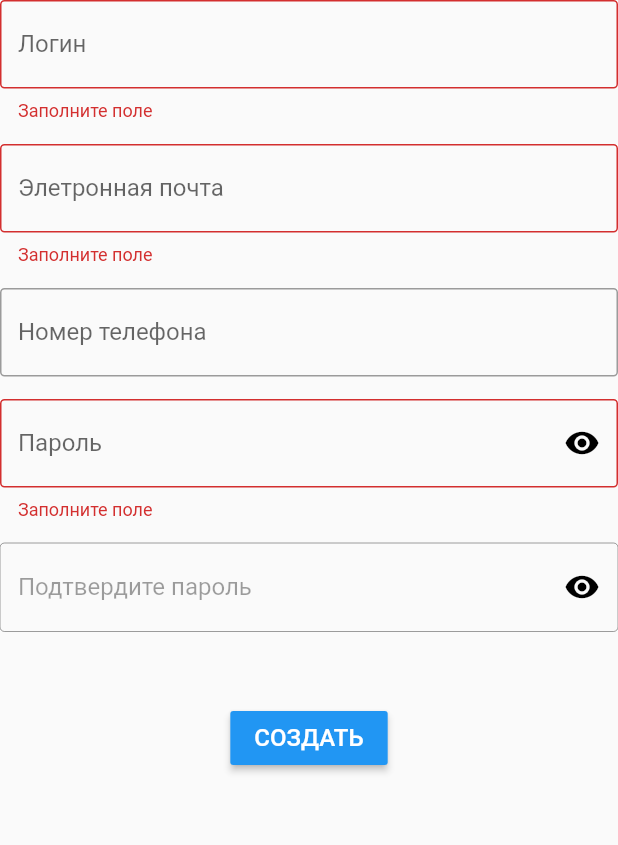
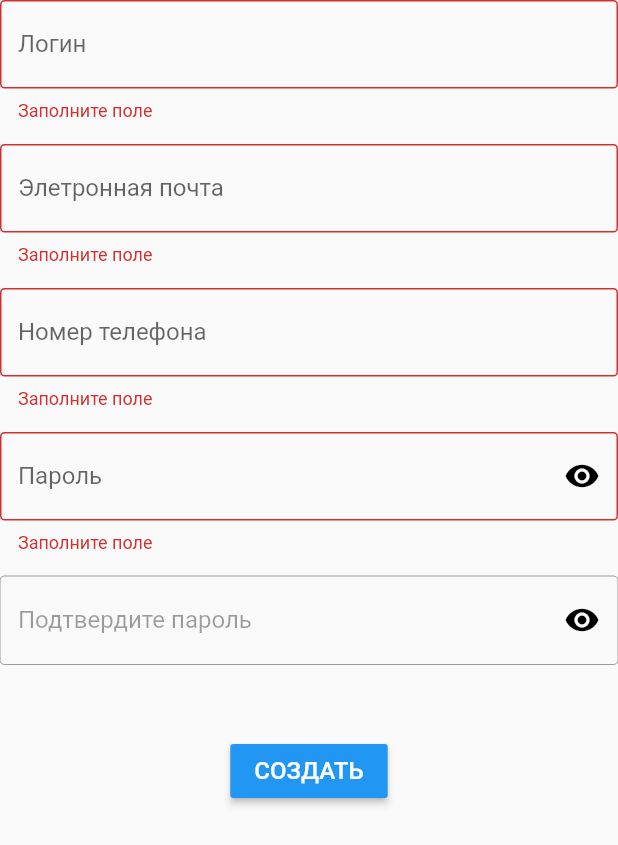
Before and after one commit to lowrider-fn/base_auth, a Flutter app: the RegisterForm widget shown alone on an empty page, opened directly, after a tap on "СОЗДАТЬ", on a phone screen of 412 x 824 dp. Shown: the top 845 px of the screen. Run offline on Flutter 3.47's test engine with Material 2 defaults, Android fonts, the phone set to English and light mode, and no system bars; our stand-ins replace dotted_border, flutter_masked_text, form_field_validator, shared_preferences; accounts and stored records are empty.

```diff
--- a/lib/components/views/register/register_form.dart
+++ b/lib/components/views/register/register_form.dart
@@ -1,6 +1,7 @@
 import 'package:flutter/material.dart';
 import 'package:flutter_masked_text/flutter_masked_text.dart';
 import 'package:form_field_validator/form_field_validator.dart';
+
 import 'package:base_auth/components/common/field.dart';
 
 class RegisterForm extends StatefulWidget {
@@ -24,6 +25,10 @@ class _RegisterFormState extends State<RegisterForm> {
     'phone': '',
     'email': ''
   };
+  final _phoneController = MaskedTextController(
+      text: _form['phone'],
+      mask: "+# (###) ###-##-##",
+      translator: {"#": RegExp(r'[0-9]')});
 
   final GlobalKey<FormState> _formKey = GlobalKey<FormState>();
 
@@ -37,12 +42,10 @@ class _RegisterFormState extends State<RegisterForm> {
     EmailValidator(errorText: 'Введите корректный email'),
   ]);
 
-  // final _phoneValidator = MultiValidator([
-  //   // RequiredValidator(errorText: 'Заполните поле'),
-  //   // PhoneValidator(errorText: 'Введите корректный номер телефона'),
-  //   MinLengthValidator(11,
-  //       errorText: 'Длинна номера телефона не менее 11 символов'),
-  // ]);
+  final _phoneValidator = MultiValidator([
+    RequiredValidator(errorText: 'Заполните поле'),
+    MinLengthValidator(18, errorText: 'Допишите номер'),
+  ]);
 
   final _pwdDoubleValidator = MultiValidator([
     RequiredValidator(errorText: 'Заполните поле'),
@@ -96,10 +99,8 @@ class _RegisterFormState extends State<RegisterForm> {
                       type: TextInputType.emailAddress,
                     ),
                     Field(
-                      controller: MaskedTextController(
-                          mask: "+# (###) ###-##-##",
-                          translator: {"#": RegExp(r'[0-9]')}),
-                      // onValidate: _phoneValidator,
+                      controller: _phoneController,
+                      onValidate: _phoneValidator,
                       label: 'Номер телефона',
                       onInput: _phoneChange,
                       type: TextInputType.phone,
@@ -130,19 +131,6 @@ class _RegisterFormState extends State<RegisterForm> {
       );
 }
 
-class PhoneValidator extends TextFieldValidator {
-  PhoneValidator({String errorText = 'enter a valid phone number'})
-      : super(errorText);
-
-  @override
-  bool get ignoreEmptyValues => true;
-
-  @override
-  bool isValid(String val) {
-    return hasMatch(r'^(?:[+0]9)?[0-9]{11}$', val);
-  }
-}
-
 class EqualValidator extends TextFieldValidator {
   EqualValidator({String errorText = 'Not equal', this.other})
       : assert(other != null),
```
